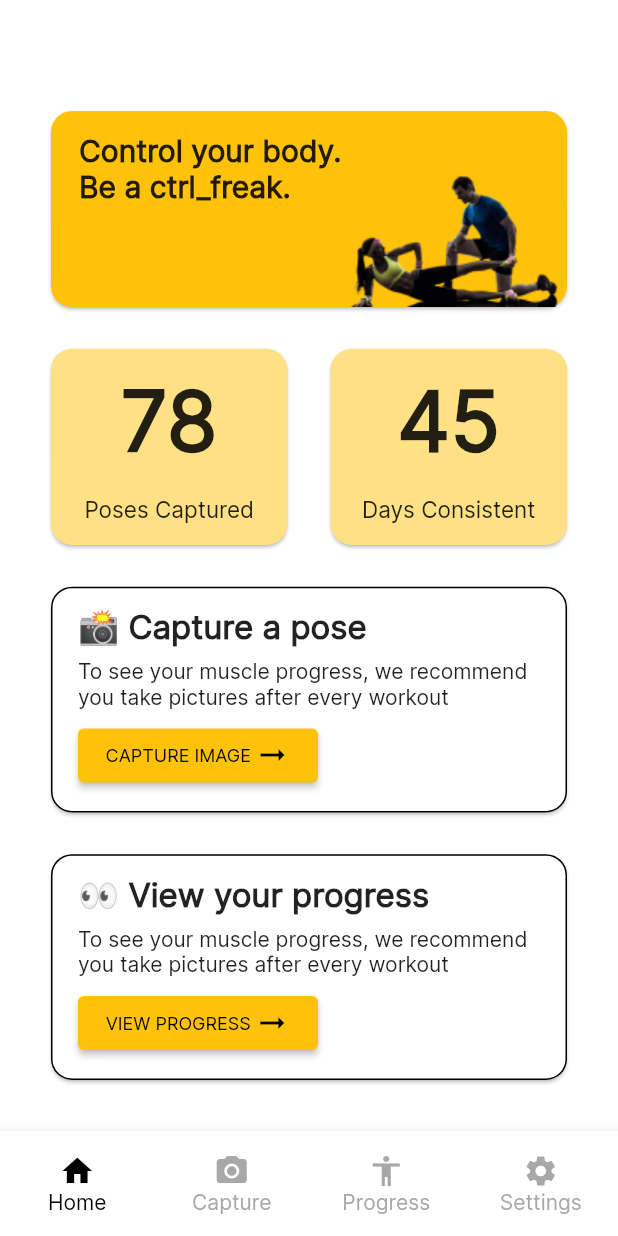
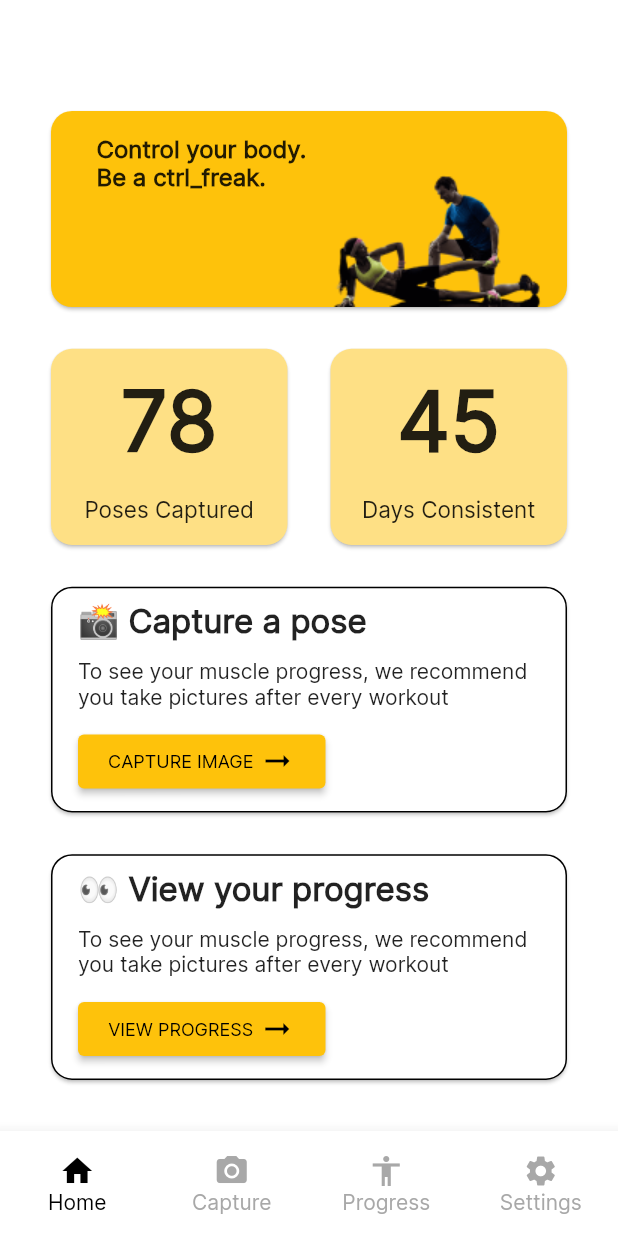
Before and after one commit to rchtgpt/ctrl_freaks, a Flutter app: the screen it shows after launch, on a phone screen of 412 x 824 dp. Run offline on Flutter 3.47's test engine with Material 2 defaults, Android fonts, the phone set to English and light mode, and no system bars; our stand-ins replace camera, carousel_slider, firebase_core, firebase_storage; missing offline and left inert: google_mlkit_commons, google_mlkit_pose_detection; accounts and stored records are empty.

Commit message:
optimize ui for phone

```diff
--- a/lib/utils/detector_view.dart
+++ b/lib/utils/detector_view.dart
@@ -39,8 +39,8 @@ class _DetectorViewState extends State<DetectorView> {
 
   @override
   void initState() {
+    super.initState();
     _mode = widget.detectionMode;
-    super.initState();
   }
 
   @override
--- a/lib/widgets/CTACard.dart
+++ b/lib/widgets/CTACard.dart
@@ -13,7 +13,7 @@ Widget CTACard(String CTATitle, String CTADescription, String CTAButtonLabel, St
             )
         ),
         child: Padding(
-          padding: const EdgeInsets.symmetric(vertical: 14, horizontal: 18),
+          padding: const EdgeInsets.symmetric(vertical: 10, horizontal: 18),
           child: Column(
             crossAxisAlignment: CrossAxisAlignment.start,
             mainAxisAlignment: MainAxisAlignment.spaceBetween,
@@ -27,7 +27,7 @@ Widget CTACard(String CTATitle, String CTADescription, String CTAButtonLabel, St
               Text(CTADescription,
                 style: TextStyle(fontSize: 14),),
               SizedBox(
-                width: 160,
+                width: 165,
                 child: ElevatedButton(
                   onPressed: () {
                     Navigator.pushNamed(context, CTADestination);
--- a/lib/widgets/HomeHeaderCard.dart
+++ b/lib/widgets/HomeHeaderCard.dart
@@ -18,7 +18,7 @@ Widget HomeHeaderCard() {
                 padding: const EdgeInsets.fromLTRB(15, 15, 0, 0),
                 child: Text("Control your body.\nBe a ctrl_freak.",
                   style: TextStyle(
-                      fontSize: 20, fontWeight: FontWeight.bold
+                      fontSize: 16, fontWeight: FontWeight.bold
                   ),),
               ),
             ],
```
Also changed, not shown: lib/pages/progress.dart (+4 -3 lines).
